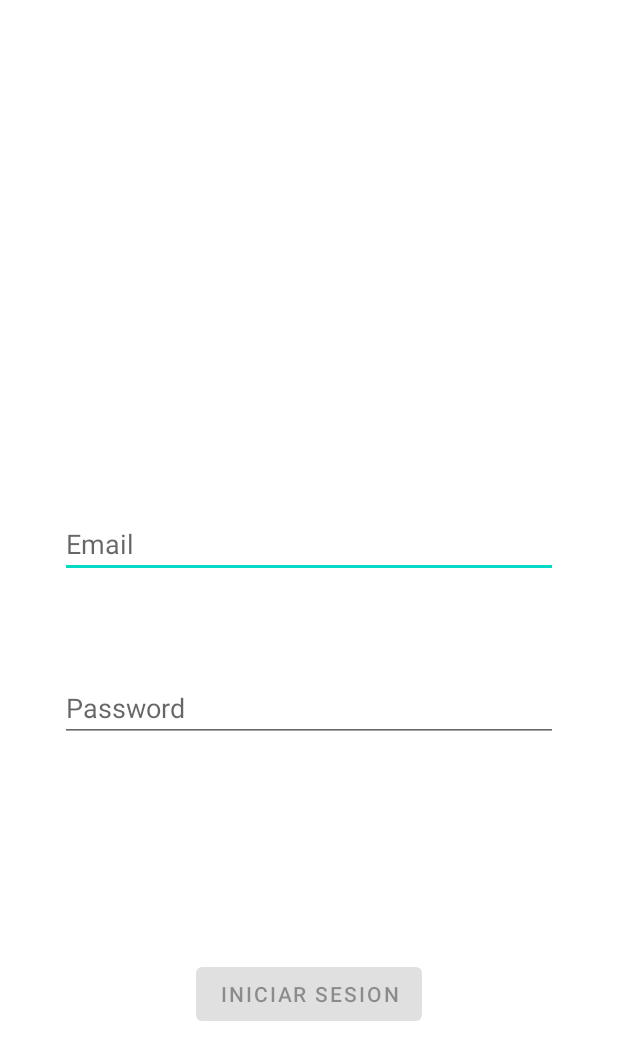
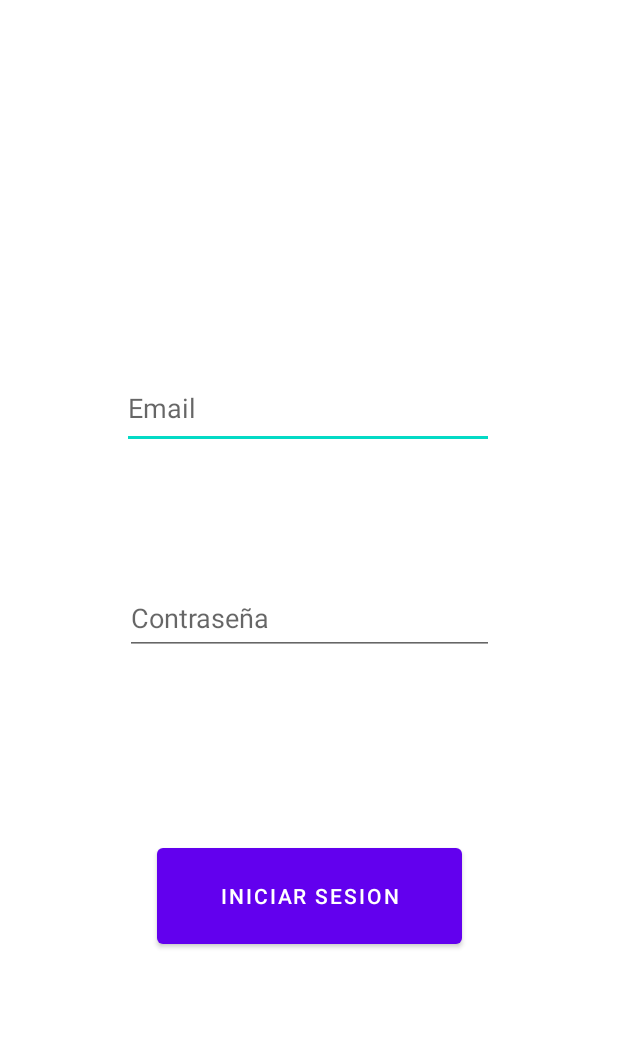
Before and after one commit to Martagomez5/DescubreMadrid, an Android app: the layout activity_login.xml on its own in the app's theme, with its tools: preview values and no code run, on a phone screen of 412 x 824 dp. Shown: the top 1060 px of the screen. Run offline under Robolectric (Android 15) with nearby library versions, the phone set to English and light mode, and no system bars.

Commit message:
Creacion de la interfaz del Login

```diff
--- a/app/build.gradle
+++ b/app/build.gradle
@@ -39,4 +39,6 @@ dependencies {
     testImplementation 'junit:junit:4.+'
     androidTestImplementation 'androidx.test.ext:junit:1.1.2'
     androidTestImplementation 'androidx.test.espresso:espresso-core:3.3.0'
+
+    implementation 'com.android.volley:volley:1.1.0'
 }
--- a/app/src/main/AndroidManifest.xml
+++ b/app/src/main/AndroidManifest.xml
@@ -1,6 +1,8 @@
 <?xml version="1.0" encoding="utf-8"?>
 <manifest xmlns:android="http://schemas.android.com/apk/res/android"
     package="com.example.descubremadrid">
+
+    <uses-permission android:name="android.permission.INTERNET" />
 
     <application
         android:allowBackup="true"
@@ -9,9 +11,11 @@
         android:roundIcon="@mipmap/ic_launcher_round"
         android:supportsRtl="true"
         android:theme="@style/Theme.DescubreMadrid">
+        <activity android:name=".Login"></activity>
+        <activity android:name=".Principal" />
         <activity
             android:name=".ui.login.Login"
-            android:label="@string/title_activity_login"></activity>
+            android:label="@string/title_activity_login" />
         <activity android:name=".MainActivity">
             <intent-filter>
                 <action android:name="android.intent.action.MAIN" />
--- a/app/src/main/res/layout/activity_login.xml
+++ b/app/src/main/res/layout/activity_login.xml
@@ -2,75 +2,47 @@
 <androidx.constraintlayout.widget.ConstraintLayout xmlns:android="http://schemas.android.com/apk/res/android"
     xmlns:app="http://schemas.android.com/apk/res-auto"
     xmlns:tools="http://schemas.android.com/tools"
-    android:id="@+id/container"
     android:layout_width="match_parent"
     android:layout_height="match_parent"
-    android:paddingLeft="@dimen/activity_horizontal_margin"
-    android:paddingTop="@dimen/activity_vertical_margin"
-    android:paddingRight="@dimen/activity_horizontal_margin"
-    android:paddingBottom="@dimen/activity_vertical_margin"
-    tools:context=".ui.login.Login">
+    tools:context=".Login">
+
+    <Button
+        android:id="@+id/button_iniciarsesion"
+        android:layout_width="203dp"
+        android:layout_height="76dp"
+        android:text="Iniciar sesion"
+        app:layout_constraintBottom_toBottomOf="parent"
+        app:layout_constraintEnd_toEndOf="parent"
+        app:layout_constraintStart_toStartOf="parent"
+        app:layout_constraintTop_toTopOf="parent"
+        app:layout_constraintVertical_bias="0.748" />
 
     <EditText
-        android:id="@+id/username"
-        android:layout_width="0dp"
-        android:layout_height="wrap_content"
-        android:layout_marginStart="24dp"
-        android:layout_marginTop="324dp"
-        android:layout_marginEnd="24dp"
-        android:hint="@string/prompt_email"
+        android:id="@+id/editTextTextEmailAddress"
+        android:layout_width="248dp"
+        android:layout_height="54dp"
+        android:ems="10"
+        android:hint="Email"
         android:inputType="textEmailAddress"
-        android:selectAllOnFocus="true"
+        app:layout_constraintBottom_toBottomOf="parent"
+        app:layout_constraintEnd_toEndOf="parent"
+        app:layout_constraintHorizontal_bias="0.496"
+        app:layout_constraintStart_toStartOf="parent"
+        app:layout_constraintTop_toTopOf="parent"
+        app:layout_constraintVertical_bias="0.319" />
+
+    <EditText
+        android:id="@+id/editTextTextPassword"
+        android:layout_width="246dp"
+        android:layout_height="49dp"
+        android:ems="10"
+        android:hint="Contraseña"
+        android:inputType="textPassword"
+        android:textAllCaps="true"
+        android:textColor="#FFFFFF"
+        app:layout_constraintBottom_toBottomOf="parent"
         app:layout_constraintEnd_toEndOf="parent"
         app:layout_constraintStart_toStartOf="parent"
         app:layout_constraintTop_toTopOf="parent" />
 
-    <EditText
-        android:id="@+id/password"
-        android:layout_width="0dp"
-        android:layout_height="wrap_content"
-        android:layout_marginStart="24dp"
-        android:layout_marginTop="64dp"
-        android:layout_marginEnd="24dp"
-        android:hint="@string/prompt_password"
-        android:imeActionLabel="@string/action_sign_in_short"
-        android:imeOptions="actionDone"
-        android:inputType="textPassword"
-        android:selectAllOnFocus="true"
-        app:layout_constraintEnd_toEndOf="parent"
-        app:layout_constraintStart_toStartOf="parent"
-        app:layout_constraintTop_toBottomOf="@+id/username" />
-
-    <Button
-        android:id="@+id/login"
-        android:layout_width="wrap_content"
-        android:layout_height="wrap_content"
-        android:layout_gravity="start"
-        android:layout_marginStart="48dp"
-        android:layout_marginTop="16dp"
-        android:layout_marginEnd="48dp"
-        android:layout_marginBottom="64dp"
-        android:enabled="false"
-        android:text="Iniciar sesion"
-        app:layout_constraintBottom_toBottomOf="parent"
-        app:layout_constraintEnd_toEndOf="parent"
-        app:layout_constraintStart_toStartOf="parent"
-        app:layout_constraintTop_toBottomOf="@+id/password"
-        app:layout_constraintVertical_bias="0.692" />
-
-    <ProgressBar
-        android:id="@+id/loading"
-        android:layout_width="wrap_content"
-        android:layout_height="wrap_content"
-        android:layout_gravity="center"
-        android:layout_marginStart="32dp"
-        android:layout_marginTop="64dp"
-        android:layout_marginEnd="32dp"
-        android:layout_marginBottom="64dp"
-        android:visibility="gone"
-        app:layout_constraintBottom_toBottomOf="parent"
-        app:layout_constraintEnd_toEndOf="@+id/password"
-        app:layout_constraintStart_toStartOf="@+id/password"
-        app:layout_constraintTop_toTopOf="parent"
-        app:layout_constraintVertical_bias="0.3" />
 </androidx.constraintlayout.widget.ConstraintLayout>
```
Also changed, not shown: app/src/main/java/com/example/descubremadrid/Login.java (added, +14 -0 lines), app/src/main/java/com/example/descubremadrid/Principal.java (added, +14 -0 lines), app/src/main/java/com/example/descubremadrid/ui/login/LoggedInUserView.java (deleted, +0 -17 lines), app/src/main/java/com/example/descubremadrid/ui/login/Login.java (deleted, +0 -131 lines), app/src/main/java/com/example/descubremadrid/ui/login/LoginFormState.java (deleted, +0 -40 lines), app/src/main/java/com/example/descubremadrid/ui/login/LoginResult.java (deleted, +0 -31 lines), app/src/main/java/com/example/descubremadrid/ui/login/LoginViewModel.java (deleted, +0 -70 lines), app/src/main/java/com/example/descubremadrid/ui/login/LoginViewModelFactory.java (deleted, +0 -26 lines), app/src/main/res/layout/activity_principal.xml (added, +9 -0 lines).
